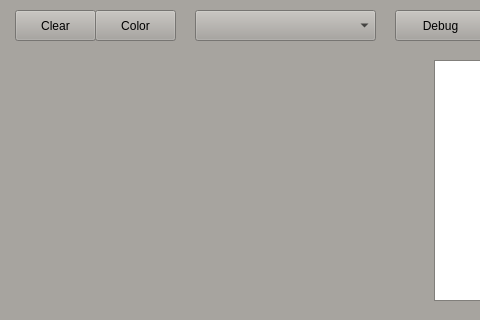
laciKE/WebcamWizard, file src/webcamWizard.ui: the form before one commit; both pictures show x 265 to 745 and y 0 to 320 of the 880 by 670 pixel window.
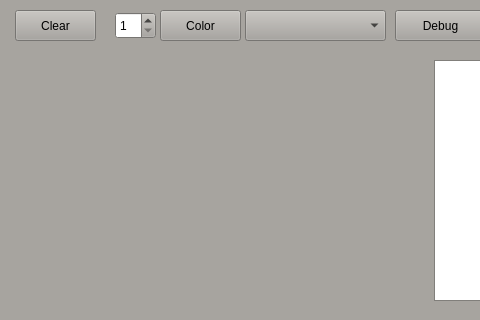
The form after the commit.

Commit message: add thickness and change form

Patch:
```diff
--- a/src/webcamWizard.ui
+++ b/src/webcamWizard.ui
@@ -499,19 +499,6 @@
     <string>Clear</string>
    </property>
   </widget>
-  <widget class="QPushButton" name="colorButton">
-   <property name="geometry">
-    <rect>
-     <x>360</x>
-     <y>10</y>
-     <width>81</width>
-     <height>31</height>
-    </rect>
-   </property>
-   <property name="text">
-    <string>Color</string>
-   </property>
-  </widget>
   <widget class="QPushButton" name="aboutButton">
    <property name="geometry">
     <rect>
@@ -541,16 +528,6 @@
     <string>Debug</string>
    </property>
   </widget>
-  <widget class="QComboBox" name="comboBox">
-   <property name="geometry">
-    <rect>
-     <x>460</x>
-     <y>10</y>
-     <width>181</width>
-     <height>31</height>
-    </rect>
-   </property>
-  </widget>
   <widget class="QDockWidget" name="debugWidget">
    <property name="enabled">
     <bool>true</bool>
@@ -619,6 +596,45 @@
     </widget>
    </widget>
   </widget>
+  <widget class="QSpinBox" name="spinBox">
+   <property name="geometry">
+    <rect>
+     <x>380</x>
+     <y>12</y>
+     <width>41</width>
+     <height>27</height>
+    </rect>
+   </property>
+   <property name="minimum">
+    <number>1</number>
+   </property>
+   <property name="maximum">
+    <number>10</number>
+   </property>
+  </widget>
+  <widget class="QPushButton" name="colorButton">
+   <property name="geometry">
+    <rect>
+     <x>425</x>
+     <y>10</y>
+     <width>81</width>
+     <height>31</height>
+    </rect>
+   </property>
+   <property name="text">
+    <string>Color</string>
+   </property>
+  </widget>
+  <widget class="QComboBox" name="strategyBox">
+   <property name="geometry">
+    <rect>
+     <x>510</x>
+     <y>10</y>
+     <width>141</width>
+     <height>31</height>
+    </rect>
+   </property>
+  </widget>
  </widget>
  <resources/>
  <connections/>
```
The commit also changes 4 other files.
